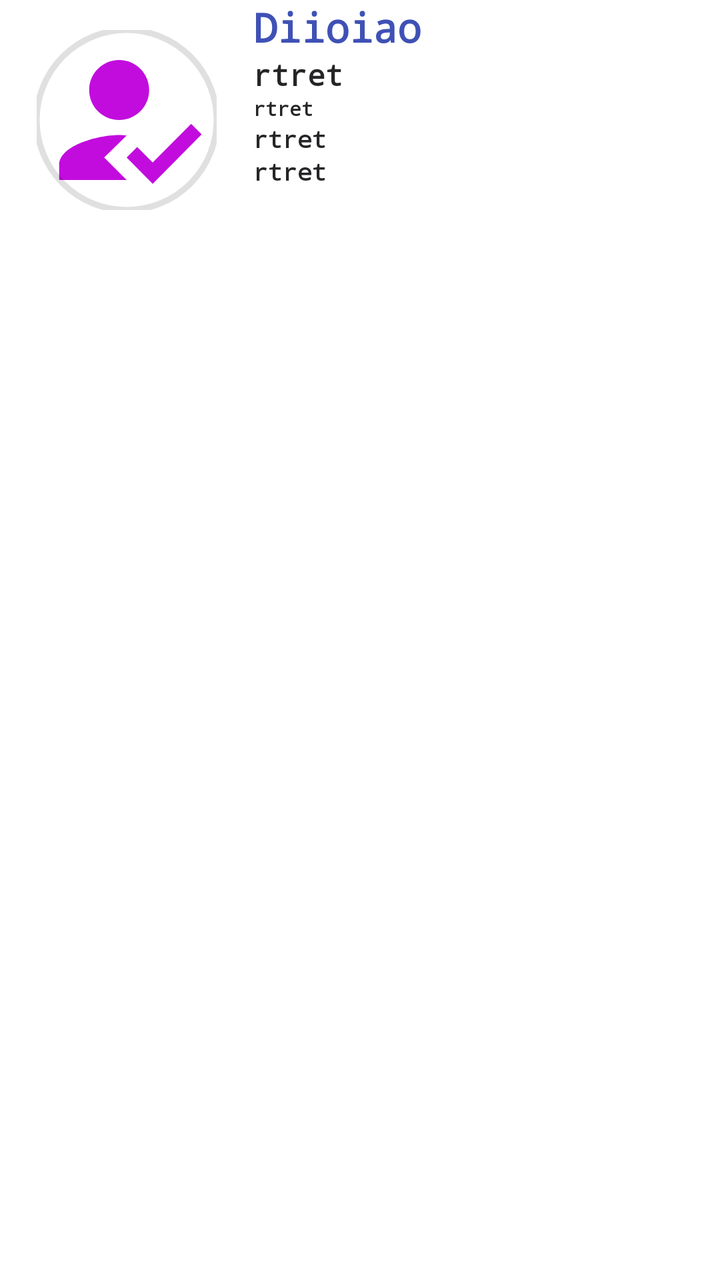
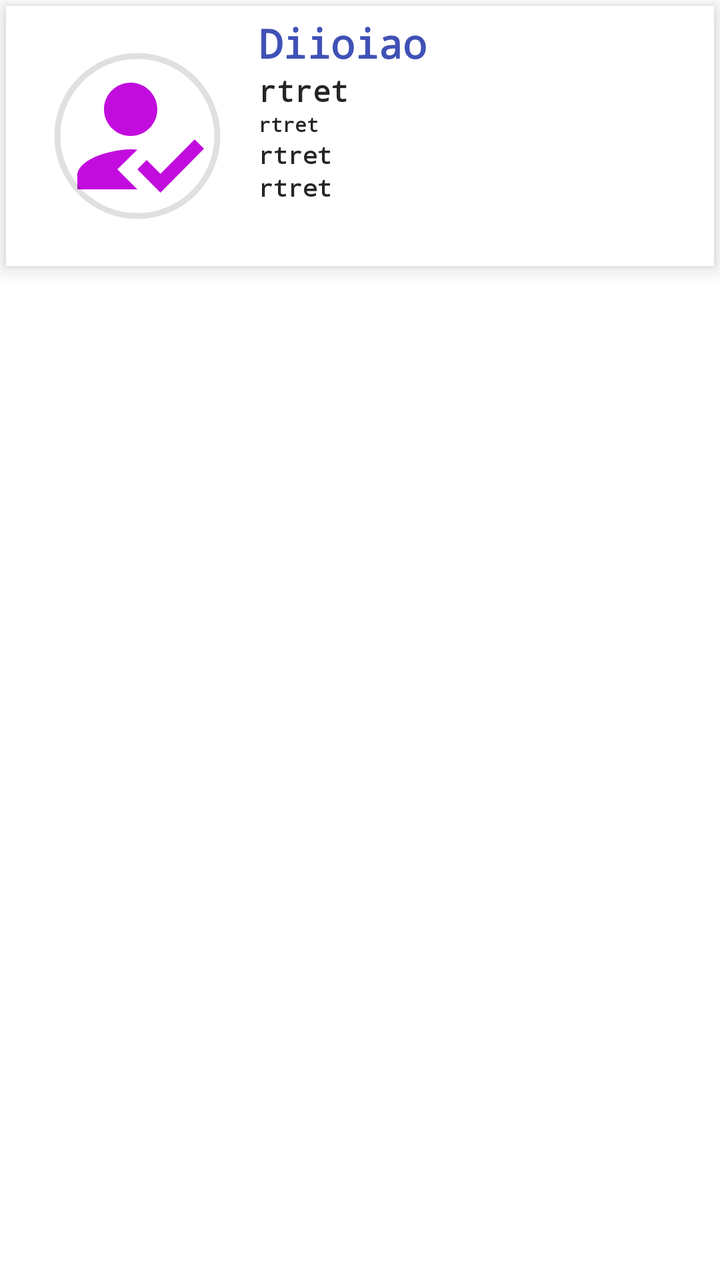

Two renders of the same Android screen: before a commit and after it. Below are the layout's source before the change and the commit's diff.
<!-- AndroidManifest.xml: application theme Theme.Chandanaish -->
<!-- res/layout/doctordemolist.xml -->
<?xml version="1.0" encoding="utf-8"?>
<LinearLayout xmlns:android="http://schemas.android.com/apk/res/android"
    android:layout_width="match_parent"

    android:layout_height="match_parent"
    xmlns:app="http://schemas.android.com/apk/res-auto">
    <LinearLayout
        android:id="@+id/doctordemolist"
        android:layout_width="match_parent"
        android:weightSum="6"
        android:orientation="horizontal"
        android:layout_height="120dp">
        <LinearLayout
            android:layout_width="0dp"
            android:layout_weight="2"
            android:layout_gravity="center"
            android:gravity="center"
            android:layout_margin="5dp"
            android:padding="5dp"
            android:layout_height="match_parent">
            <com.google.android.material.imageview.ShapeableImageView
                android:id="@+id/doctorImage"
                android:layout_width="90dp"
                app:shapeAppearanceOverlay="@style/roundedImageViewRounded"
                app:strokeWidth="3dp"
                android:src="@drawable/ic_sharp_how_to_reg_24"


                android:layout_height="90dp"

                />

        </LinearLayout>


        <LinearLayout
            android:layout_width="0dp"
            android:orientation="vertical"
            android:layout_weight="4"
            android:layout_height="match_parent">
            <TextView
                android:id="@+id/doctorName"
                android:layout_width="match_parent"
                android:text="Diioiao"
                android:textSize="20sp"
                android:textStyle="bold"
                android:textColor="#3F51B5"
                android:fontFamily="monospace"
                android:layout_height="wrap_content"/>
            <TextView
                android:id="@+id/spacalist"
                android:layout_width="match_parent"
                android:textSize="15sp"
                android:textStyle="bold"
                android:textColor="#252527"
                android:fontFamily="monospace"
                android:text="rtret"
                android:layout_height="wrap_content"/>
            <TextView
                android:id="@+id/doctordesignation"
                android:layout_width="match_parent"
                android:textSize="10sp"
                android:textStyle="bold"
                android:textColor="#252527"
                android:fontFamily="monospace"
                android:text="rtret"
                android:layout_height="wrap_content"/>
            <TextView
                android:id="@+id/doctorcember"
                android:layout_width="match_parent"
                android:textSize="12sp"
                android:textStyle="bold"
                android:textColor="#252527"
                android:fontFamily="monospace"
                android:text="rtret"
                android:layout_height="wrap_content"/>
            <TextView
                android:id="@+id/doctorvisitingtime"
                android:layout_width="match_parent"
                android:textSize="12sp"
                android:textStyle="bold"
                android:textColor="#252527"
                android:fontFamily="monospace"
                android:text="rtret"
                android:layout_height="wrap_content"/>


        </LinearLayout>


    </LinearLayout>

</LinearLayout>
<!-- resources referenced by this layout -->
<resources>
  <!-- drawable ic_sharp_how_to_reg_24 (drawable) -->
  <vector android:height="24dp" android:tint="#C20CDE"
      android:viewportHeight="24" android:viewportWidth="24"
      android:width="24dp" xmlns:android="http://schemas.android.com/apk/res/android">
      <path android:fillColor="@android:color/white" android:pathData="M9,17l3,-2.94c-0.39,-0.04 -0.68,-0.06 -1,-0.06 -2.67,0 -8,1.34 -8,4v2h9l-3,-3zM11,12c2.21,0 4,-1.79 4,-4s-1.79,-4 -4,-4 -4,1.79 -4,4 1.79,4 4,4"/>
      <path android:fillColor="@android:color/white" android:pathData="M15.47,20.5L12,17l1.4,-1.41 2.07,2.08 5.13,-5.17 1.4,1.41 -6.53,6.59z"/>
  </vector>
  <style name="roundedImageViewRounded">
          <item name="cornerFamily">rounded</item>
          <item name="cornerSize">50%</item>
      </style>
  <style name="Theme.Chandanaish" parent="Theme.MaterialComponents.DayNight.NoActionBar">
          
          <item name="colorPrimary">@color/purple_500</item>
          <item name="colorPrimaryVariant">@color/purple_700</item>
          <item name="colorOnPrimary">@color/white</item>
          
          <item name="colorSecondary">@color/teal_200</item>
          <item name="colorSecondaryVariant">@color/teal_700</item>
          <item name="colorOnSecondary">@color/black</item>
          
          <item name="android:statusBarColor">?attr/colorPrimaryVariant</item>
          
      </style>
  <color name="purple_500">#FF6200EE</color>
  <color name="purple_700">#FF3700B3</color>
  <color name="white">#FFFFFFFF</color>
  <color name="teal_200">#FF03DAC5</color>
  <color name="teal_700">#FF018786</color>
  <color name="black">#FF000000</color>
</resources>

<!-- the commit's change to res/layout/doctordemolist.xml (unified diff, before → after) -->
@@ -5,11 +5,17 @@
     android:layout_height="match_parent"
     xmlns:app="http://schemas.android.com/apk/res-auto">
     <LinearLayout
+        android:elevation="6dp"
+        android:background="@color/white"
         android:id="@+id/doctordemolist"
+
+        android:padding="5dp"
+        android:layout_margin="3dp"
+
         android:layout_width="match_parent"
         android:weightSum="6"
         android:orientation="horizontal"
-        android:layout_height="120dp">
+        android:layout_height="130dp">
         <LinearLayout
             android:layout_width="0dp"
             android:layout_weight="2"
@@ -23,6 +29,7 @@
                 android:layout_width="90dp"
                 app:shapeAppearanceOverlay="@style/roundedImageViewRounded"
                 app:strokeWidth="3dp"
+                android:padding="5dp"
                 android:src="@drawable/ic_sharp_how_to_reg_24"
 
 
